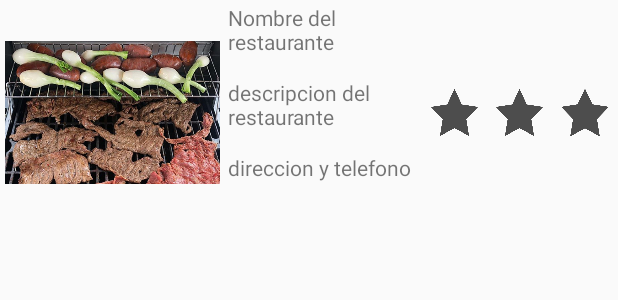
After one commit to AbrahamLCodes/Examen-Pr-ctico-2-, an Android app: the layout costum_item.xml on its own in the app's theme, with its tools: preview values and no code run, on a phone screen of 412 x 824 dp. The commit adds this screen. Shown: the top 300 px of the screen. Run offline under Robolectric (Android 15) with nearby library versions, the phone set to English and light mode, and no system bars.

Commit message:
Se muestra una actividad con la lista personalizada de restaurantes añadidos

```diff
--- a/app/src/main/AndroidManifest.xml
+++ b/app/src/main/AndroidManifest.xml
@@ -10,6 +10,7 @@
         android:supportsRtl="true"
         android:theme="@style/AppTheme">
         <activity android:name=".ListaActivity"></activity>
+        <activity android:name=".RestauranteActivity"></activity>
         <activity android:name=".DatosActivity" />
         <activity android:name=".MainActivity">
             <intent-filter>
--- a/app/src/main/java/iceCreamSandwich/unidad2/examenpractico2icecreamsandwich/ArrayRestaurante.java
+++ b/app/src/main/java/iceCreamSandwich/unidad2/examenpractico2icecreamsandwich/ArrayRestaurante.java
@@ -26,7 +26,9 @@ public class ArrayRestaurante {
     public static void add(Restaurante dato){
         arrayRestaurante.add(dato);
     }
-
+    public static Restaurante getpeek(){
+        return arrayRestaurante.get(arrayRestaurante.size()-1);
+    }
     //Método para verificar si hay o no hay elementos. Para validaciones más fáciles dentro del código.
     public static boolean isEmpty(){
         if (arrayRestaurante.isEmpty()){
--- /dev/null
+++ b/app/src/main/res/layout/costum_item.xml
@@ -0,0 +1,95 @@
+<?xml version="1.0" encoding="utf-8"?>
+<LinearLayout xmlns:android="http://schemas.android.com/apk/res/android"
+    xmlns:app="http://schemas.android.com/apk/res-auto"
+    android:layout_width="match_parent"
+    android:clickable="true"
+    android:layout_height="wrap_content"
+    android:orientation="vertical"
+    android:focusable="true">
+
+    <LinearLayout
+        android:layout_width="match_parent"
+        android:layout_height="wrap_content"
+        android:orientation="horizontal"
+        android:baselineAligned="false">
+
+        <LinearLayout
+            android:layout_width="wrap_content"
+            android:layout_height="wrap_content"
+            android:orientation="horizontal">
+
+            <ImageView
+                android:id="@+id/img_restaurant"
+                android:layout_width="150dp"
+                android:layout_height="150dp"
+                android:padding="3dp"
+                android:scaleType="fitCenter"
+                app:srcCompat="@drawable/carne" />
+        </LinearLayout>
+
+        <LinearLayout
+            android:layout_width="match_parent"
+            android:layout_height="match_parent"
+            android:layout_weight="1"
+            android:gravity="center"
+            android:orientation="vertical">
+
+            <TextView
+                android:id="@+id/txt_nom_res"
+                android:layout_width="match_parent"
+                android:layout_height="match_parent"
+                android:layout_weight="1"
+                android:padding="2dp"
+                android:text="Nombre del restaurante" />
+
+            <TextView
+                android:id="@+id/txt_descrip_res"
+                android:layout_width="match_parent"
+                android:layout_height="match_parent"
+                android:layout_weight="1"
+                android:padding="2dp"
+                android:text="descripcion del restaurante" />
+
+            <TextView
+                android:id="@+id/txt_direc_tel"
+                android:layout_width="match_parent"
+                android:layout_height="match_parent"
+                android:layout_weight="1"
+                android:padding="2dp"
+                android:text="direccion y telefono" />
+
+        </LinearLayout>
+
+        <LinearLayout
+            android:layout_width="match_parent"
+            android:layout_height="match_parent"
+            android:layout_weight="1"
+            android:gravity="center"
+            android:orientation="horizontal">
+
+            <ImageView
+                android:id="@+id/low"
+                android:layout_width="30dp"
+                android:layout_height="wrap_content"
+                android:layout_weight="1"
+                app:srcCompat="@drawable/grey" />
+
+            <ImageView
+                android:id="@+id/medium"
+                android:layout_width="30dp"
+                android:layout_height="wrap_content"
+                android:layout_weight="1"
+                app:srcCompat="@drawable/grey" />
+
+            <ImageView
+                android:id="@+id/high"
+                android:layout_width="30dp"
+                android:layout_height="wrap_content"
+                android:layout_weight="1"
+                app:srcCompat="@drawable/grey" />
+
+        </LinearLayout>
+
+    </LinearLayout>
+
+</LinearLayout>
```
Also changed, not shown: app/src/main/java/iceCreamSandwich/unidad2/examenpractico2icecreamsandwich/MainActivity.java (+10 -0 lines), app/src/main/java/iceCreamSandwich/unidad2/examenpractico2icecreamsandwich/RestauranteActivity.java (added, +29 -0 lines), app/src/main/java/iceCreamSandwich/unidad2/examenpractico2icecreamsandwich/ResturanteAdapter.java (added, +72 -0 lines), app/src/main/res/layout/activity_listados.xml (added, +11 -0 lines), app/src/main/res/drawable-v24/grey.png (added), app/src/main/res/drawable-v24/star.png (added).
